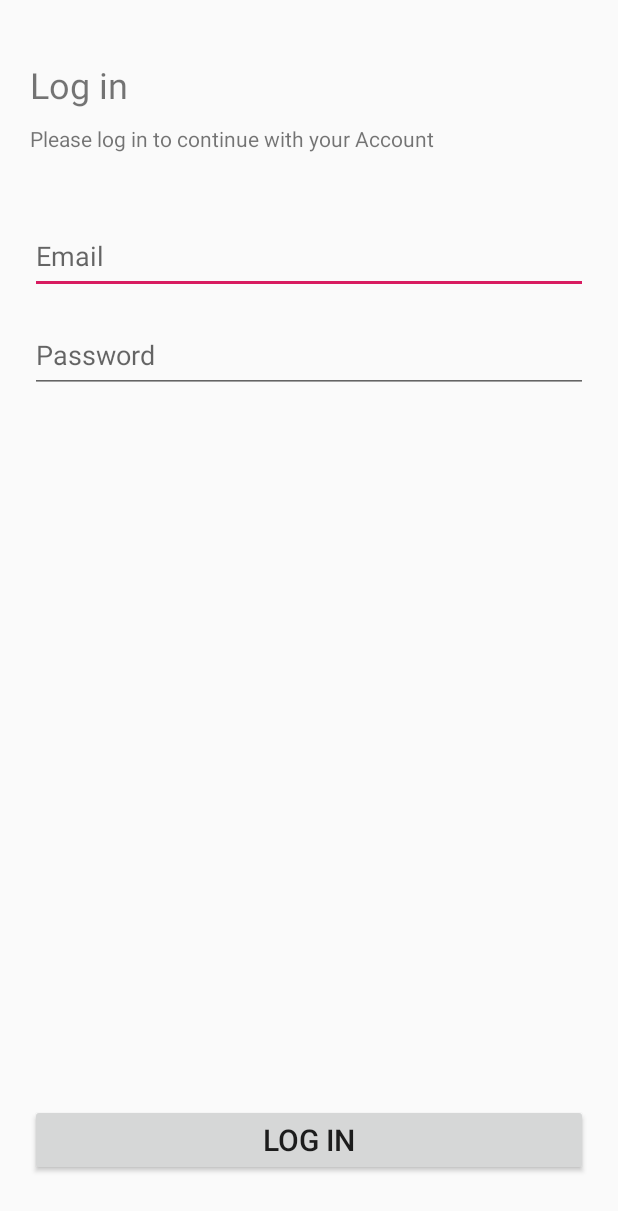
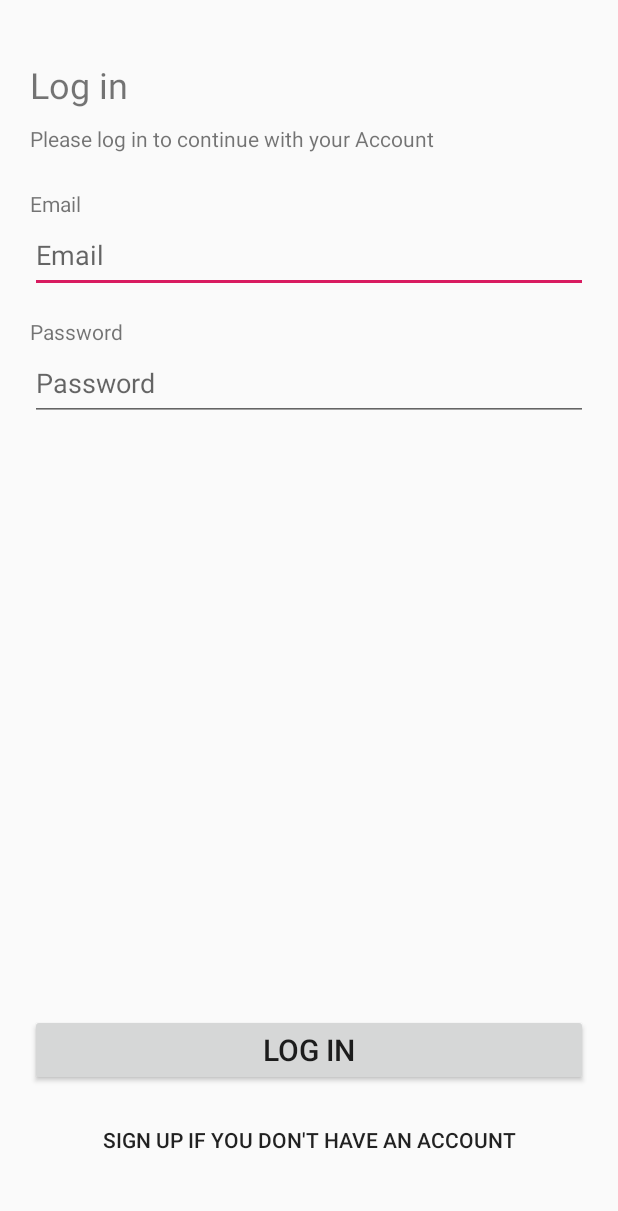
Before and after one commit to khaled-osama-elhabibi/ShoeStore, an Android app: the screen it shows after launch (MainActivity), on a phone screen of 412 x 824 dp. Shown: the top 1211 px of the screen. Run offline under Robolectric (Android 15) with nearby library versions, the phone set to English and light mode, and no system bars; our stand-ins replace Timber, data binding.

Commit message:
add: on boarding layout

```diff
--- a/app/src/main/java/com/udacity/shoestore/LoginFragment.kt
+++ b/app/src/main/java/com/udacity/shoestore/LoginFragment.kt
@@ -4,13 +4,38 @@ import android.os.Bundle
 import android.view.LayoutInflater
 import android.view.View
 import android.view.ViewGroup
+import androidx.core.widget.addTextChangedListener
+import androidx.databinding.DataBindingUtil
 import androidx.fragment.app.Fragment
+import androidx.lifecycle.ViewModelProvider
+import androidx.navigation.fragment.NavHostFragment
+import com.udacity.shoestore.databinding.FragmentLoginBinding
 
 class LoginFragment : Fragment() {
+    private lateinit var gameViewModel :LoginViewModel
+
     override fun onCreateView(inflater: LayoutInflater, container: ViewGroup?,
                               savedInstanceState: Bundle?): View? {
         // Inflate the layout for this fragment
-        return inflater.inflate(R.layout.fragment_login, container, false)
+        val binding = DataBindingUtil.inflate<FragmentLoginBinding>(inflater,R.layout.fragment_login,container, false)
+        gameViewModel = ViewModelProvider(this).get(LoginViewModel::class.java)
+
+        binding.passwordTextInput.addTextChangedListener {
+            gameViewModel.changePassword(it.toString())
+        }
+        binding.emailTextInput.addTextChangedListener {
+            gameViewModel.changeEmail(it.toString())
+        }
+
+        binding.logInButton.setOnClickListener {
+            login()
+        }
+        return binding.root
+    }
+
+    private fun login() {
+        val action = LoginFragmentDirections.actionLoginFragmentToOnBoardingFragment()
+        NavHostFragment.findNavController(this).navigate(action)
     }
 
 }
--- /dev/null
+++ b/app/src/main/java/com/udacity/shoestore/LoginViewModel.kt
@@ -0,0 +1,32 @@
+package com.udacity.shoestore
+
+import android.util.Log
+import androidx.lifecycle.LiveData
+import androidx.lifecycle.MutableLiveData
+import androidx.lifecycle.ViewModel
+
+class LoginViewModel: ViewModel() {
+    private val _email = MutableLiveData<String>()
+    val email : LiveData<String>
+        get() = _email
+
+    private val _password = MutableLiveData<String>()
+    val password : LiveData<String>
+        get() = _password
+
+   init {
+       _email.value = "khaled@osama"
+       _password.value = "222222"
+   }
+
+    fun changePassword(text: String) {
+        Log.i("changePassword",text)
+        _password.value = text
+
+    }
+    fun changeEmail(text: String) {
+        Log.i("changeEmail",text)
+        _email.value = text
+    }
+
+}
--- a/app/src/main/res/layout/fragment_login.xml
+++ b/app/src/main/res/layout/fragment_login.xml
@@ -1,10 +1,43 @@
 <?xml version="1.0" encoding="utf-8"?>
+<layout xmlns:tools="http://schemas.android.com/tools"
+    xmlns:app="http://schemas.android.com/apk/res-auto"
+    xmlns:android="http://schemas.android.com/apk/res/android">
+    <data>
+        <variable
+            name="fragment"
+            type="com.udacity.shoestore.LoginFragment" />
 
-<androidx.constraintlayout.widget.ConstraintLayout xmlns:android="http://schemas.android.com/apk/res/android"
-    xmlns:app="http://schemas.android.com/apk/res-auto"
-    xmlns:tools="http://schemas.android.com/tools"
+    </data>
+
+    <androidx.constraintlayout.widget.ConstraintLayout
         android:layout_width="match_parent"
         android:layout_height="match_parent">
+
+        <TextView
+            android:id="@+id/textView2"
+            android:layout_width="match_parent"
+            android:layout_height="wrap_content"
+            android:layout_marginEnd="@dimen/margin_horizontal"
+            android:layout_marginStart="@dimen/margin_horizontal"
+
+            android:layout_marginTop="16dp"
+            android:text="@string/password"
+            app:layout_constraintTop_toBottomOf="@+id/emailTextInput"
+            tools:layout_editor_absoluteX="0dp" />
+
+        <TextView
+            android:id="@+id/textView3"
+            android:layout_width="match_parent"
+            android:layout_height="wrap_content"
+            android:layout_marginStart="@dimen/margin_horizontal"
+            android:layout_marginTop="24dp"
+            android:layout_marginEnd="@dimen/margin_horizontal"
+            android:text="@string/email"
+
+            app:layout_constraintEnd_toEndOf="parent"
+            app:layout_constraintHorizontal_bias="0.0"
+            app:layout_constraintStart_toStartOf="parent"
+            app:layout_constraintTop_toBottomOf="@+id/subLogIntextView" />
 
         <TextView
             android:id="@+id/logIntextView"
@@ -37,41 +70,51 @@
             android:layout_height="wrap_content"
             android:layout_marginStart="@dimen/margin_horizontal"
             android:layout_marginEnd="@dimen/margin_horizontal"
-        android:layout_marginBottom="@dimen/margin_vertical"
+            android:layout_marginBottom="12dp"
             android:text="LOG IN"
             android:textSize="20dp"
+            app:layout_constraintBottom_toTopOf="@+id/button"
+            app:layout_constraintEnd_toEndOf="parent"
+            app:layout_constraintHorizontal_bias="0.0"
+            app:layout_constraintStart_toStartOf="parent" />
+
+        <EditText
+
+            android:id="@+id/emailTextInput"
+            android:layout_width="match_parent"
+            android:layout_height="50dp"
+            android:layout_marginStart="@dimen/margin_horizontal"
+            android:layout_marginEnd="@dimen/margin_horizontal"
+            android:ems="10"
+            android:hint="@string/email"
+            android:inputType="textEmailAddress"
+            app:layout_constraintTop_toBottomOf="@+id/textView3"
+            tools:layout_editor_absoluteX="20dp" />
+
+        <EditText
+            android:id="@+id/passwordTextInput"
+            android:layout_width="match_parent"
+            android:layout_height="50dp"
+            android:layout_marginStart="@dimen/margin_horizontal"
+            android:layout_marginEnd="@dimen/margin_horizontal"
+            android:ems="10"
+            android:hint="@string/password"
+            android:inputType="textPassword"
+            app:layout_constraintTop_toBottomOf="@+id/textView2"
+            tools:layout_editor_absoluteX="0dp" />
+
+        <Button
+            android:id="@+id/button"
+            android:layout_width="wrap_content"
+            android:layout_height="wrap_content"
+            android:layout_marginBottom="@dimen/margin_vertical"
+            android:background="#00FFFFFF"
+            android:text="Sign up if you don't have an account"
             app:layout_constraintBottom_toBottomOf="parent"
             app:layout_constraintEnd_toEndOf="parent"
             app:layout_constraintStart_toStartOf="parent" />
 
-    <EditText
-        android:id="@+id/editTextTextEmailAddress2"
-        android:layout_width="match_parent"
-        android:layout_height="50dp"
-        android:layout_marginStart="@dimen/margin_horizontal"
-        android:layout_marginTop="44dp"
-        android:layout_marginEnd="@dimen/margin_horizontal"
-        android:ems="10"
-        android:inputType="textEmailAddress"
-        app:layout_constraintEnd_toEndOf="parent"
-        app:layout_constraintHorizontal_bias="0.0"
-        app:layout_constraintStart_toStartOf="parent"
-        android:hint="@string/email"
-        app:layout_constraintTop_toBottomOf="@+id/subLogIntextView" />
-
-    <EditText
-        android:id="@+id/editTextTextPassword2"
-        android:layout_width="match_parent"
-        android:layout_height="50dp"
-        android:layout_marginStart="@dimen/margin_horizontal"
-        android:layout_marginTop="16dp"
-        android:layout_marginEnd="@dimen/margin_horizontal"
-        android:ems="10"
-        android:hint="@string/password"
-        android:inputType="textPassword"
-        app:layout_constraintEnd_toEndOf="parent"
-        app:layout_constraintHorizontal_bias="0.0"
-        app:layout_constraintStart_toStartOf="parent"
-        app:layout_constraintTop_toBottomOf="@+id/editTextTextEmailAddress2" />
 
     </androidx.constraintlayout.widget.ConstraintLayout>
+
+</layout>
--- a/app/src/main/res/navigation/nav_graph.xml
+++ b/app/src/main/res/navigation/nav_graph.xml
@@ -7,5 +7,13 @@
     <fragment
         android:id="@+id/loginFragment"
         android:name="com.udacity.shoestore.LoginFragment"
-        android:label="LoginFragment" />
+        android:label="LoginFragment" >
+        <action
+            android:id="@+id/action_loginFragment_to_onBoardingFragment"
+            app:destination="@id/onBoardingFragment" />
+    </fragment>
+    <fragment
+        android:id="@+id/onBoardingFragment"
+        android:name="com.udacity.shoestore.OnBoardingFragment"
+        android:label="OnBoardingFragment" />
 </navigation>
```
Also changed, not shown: app/src/main/java/com/udacity/shoestore/OnBoardingFragment.kt (added, +20 -0 lines), app/src/main/res/layout/fragment_onboarding.xml (added, +46 -0 lines). Lines whose indentation alone changed are shown as unchanged.
